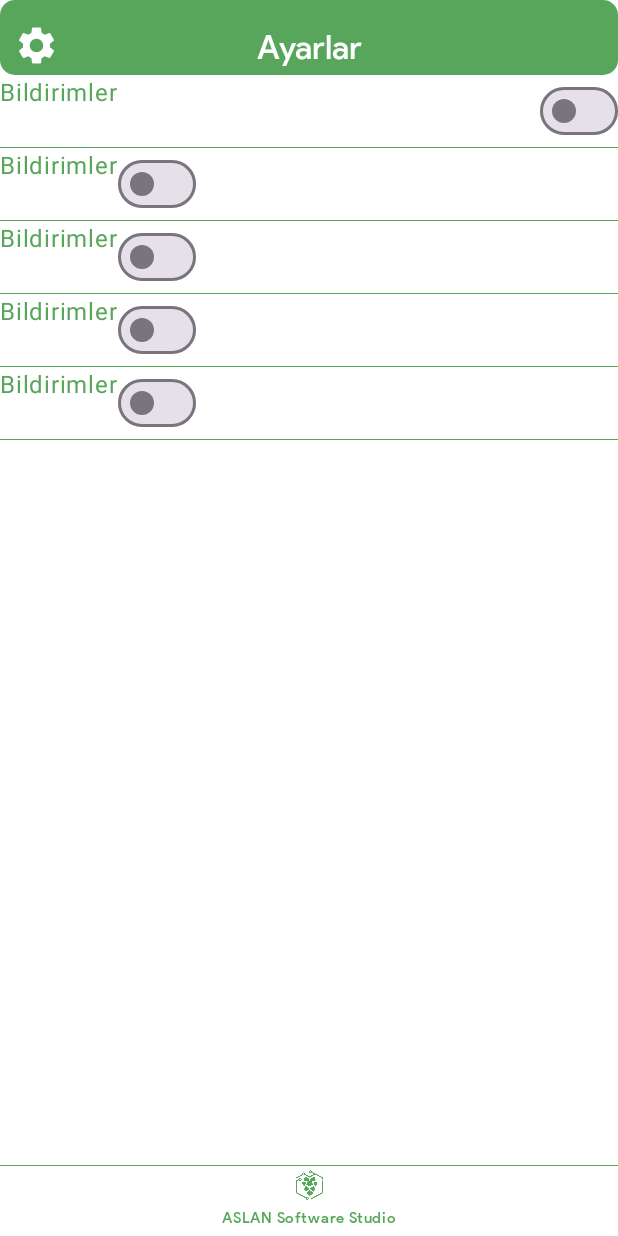
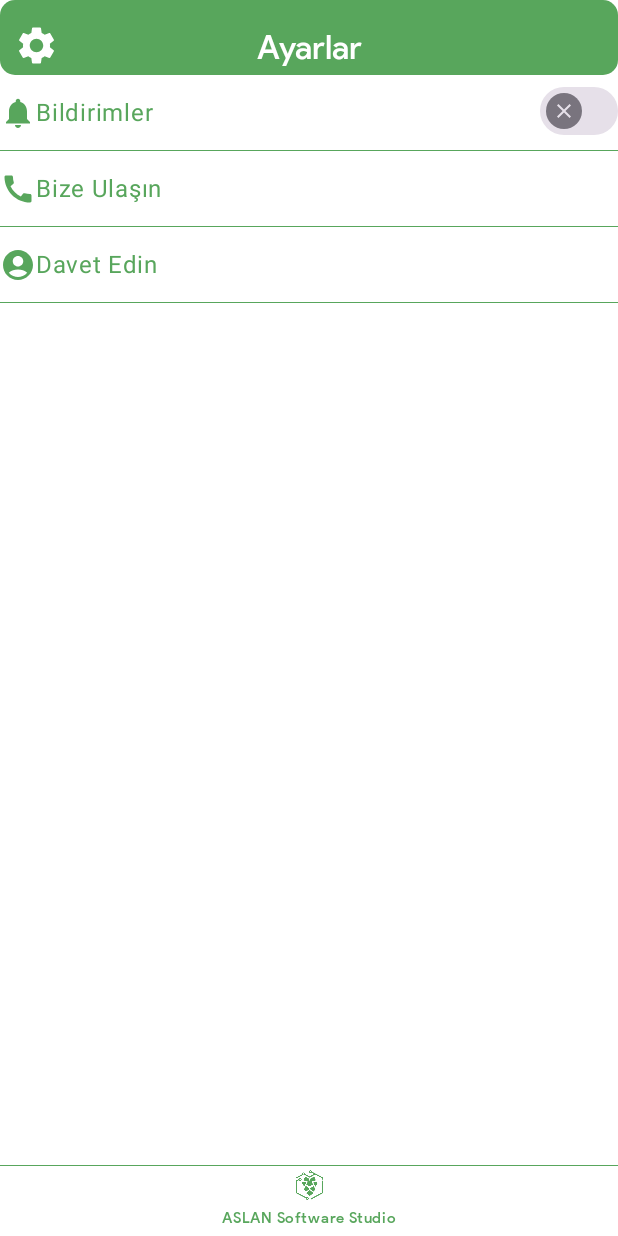
Before and after one commit to muminkayaaslan/gdscSocialMedia, an Android app built with Jetpack Compose: the composable Settings shown on its own in the app's theme, on a phone screen of 412 x 824 dp. Run offline under Robolectric (Android 15) with nearby library versions, the phone set to English and light mode, and no system bars.

Commit message:
Settings yapılıyor

```diff
--- a/app/src/main/java/com/aslansoft/deneme/MainActivity.kt
+++ b/app/src/main/java/com/aslansoft/deneme/MainActivity.kt
@@ -61,7 +61,7 @@ class MainActivity : ComponentActivity() {
 
                 val navController  = rememberNavController()
                 NavHost(navController = navController,
-                    startDestination = "splash_screen",
+                    startDestination = "setting_screen",
                     enterTransition = { fadeIn(animationSpec = tween(0)) /*+ slideIntoContainer(
                         AnimatedContentTransitionScope.SlideDirection.Start,tween(3000))*/},
                     exitTransition = { fadeOut(animationSpec = tween(0)) }){
--- a/app/src/main/java/com/aslansoft/deneme/views/Settings.kt
+++ b/app/src/main/java/com/aslansoft/deneme/views/Settings.kt
@@ -1,6 +1,7 @@
 package com.aslansoft.deneme.views
 
 import androidx.compose.foundation.Image
+import androidx.compose.foundation.clickable
 import androidx.compose.foundation.layout.Arrangement
 import androidx.compose.foundation.layout.Box
 import androidx.compose.foundation.layout.Column
@@ -14,6 +15,11 @@ import androidx.compose.foundation.layout.size
 import androidx.compose.foundation.lazy.LazyColumn
 import androidx.compose.foundation.shape.RoundedCornerShape
 import androidx.compose.material.icons.Icons
+import androidx.compose.material.icons.filled.AccountCircle
+import androidx.compose.material.icons.filled.Call
+import androidx.compose.material.icons.filled.Check
+import androidx.compose.material.icons.filled.Clear
+import androidx.compose.material.icons.filled.Notifications
 import androidx.compose.material.icons.filled.Settings
 import androidx.compose.material3.CenterAlignedTopAppBar
 import androidx.compose.material3.Divider
@@ -22,6 +28,7 @@ import androidx.compose.material3.Icon
 import androidx.compose.material3.MaterialTheme
 import androidx.compose.material3.Surface
 import androidx.compose.material3.Switch
+import androidx.compose.material3.SwitchDefaults
 import androidx.compose.material3.Text
 import androidx.compose.material3.TopAppBarDefaults
 import androidx.compose.material3.contentColorFor
@@ -31,6 +38,7 @@ import androidx.compose.runtime.remember
 import androidx.compose.ui.Alignment
 import androidx.compose.ui.Modifier
 import androidx.compose.ui.draw.clip
+import androidx.compose.ui.graphics.Color
 import androidx.compose.ui.graphics.ColorFilter
 import androidx.compose.ui.graphics.ImageBitmap
 import androidx.compose.ui.res.imageResource
@@ -80,14 +88,49 @@ fun Settings(navController: NavHostController) {
             val switchState = remember {
                 mutableStateOf(false)
             }
+
             LazyColumn{
                 item {
-                    Row (modifier = Modifier.fillMaxWidth()){
-                        Text(text = "Bildirimler")
+                    Row (modifier = Modifier
+                        .fillMaxWidth()
+                        .height(50.dp)
+                        .align(Alignment.CenterHorizontally)){
+                        Icon(modifier = Modifier
+                            .align(Alignment.CenterVertically)
+                           ,imageVector = Icons.Filled.Notifications, contentDescription = null )
+                        Text(modifier = Modifier
+                            .align(Alignment.CenterVertically)
+                            ,text = "Bildirimler")
                         Box(modifier = Modifier.fillMaxWidth(),contentAlignment = Alignment.CenterEnd){
                             Switch(checked = switchState.value, onCheckedChange = {
                                 switchState.value = it
-                            })
+                            },
+                                colors = SwitchDefaults.colors(
+                                    checkedBorderColor = Color.Transparent,
+                                    checkedIconColor = MaterialTheme.colorScheme.secondary,
+                                    uncheckedBorderColor = Color.Transparent,
+                                    checkedTrackColor = MaterialTheme.colorScheme.onPrimary,
+                                    checkedThumbColor = Color.Red
+
+                                ),
+                                thumbContent =if (switchState.value) {
+                                    {
+                                        Icon(
+                                            imageVector = Icons.Filled.Check,
+                                            contentDescription = null,
+                                            modifier = Modifier.size(SwitchDefaults.IconSize),
+                                        )
+                                    }
+                                } else {
+                                    {
+                                        Icon(
+                                            imageVector = Icons.Filled.Clear,
+                                            contentDescription = null,
+                                            modifier = Modifier.size(SwitchDefaults.IconSize),
+                                        )
+                                    }
+
+                                })
                         }
                     }
                     Divider(modifier = Modifier.fillMaxWidth(), thickness = 0.5.dp, color = MaterialTheme.colorScheme.onPrimary)
@@ -95,41 +138,37 @@ fun Settings(navController: NavHostController) {
 
 
 
-                item {     Row (modifier = Modifier.fillMaxWidth()){
-                    Text(text = "Bildirimler")
-                    Switch(checked = switchState.value, onCheckedChange = {
-                        switchState.value = it
-                    })
+                item {     Row (modifier = Modifier
+                    .fillMaxWidth()
+                    .height(50.dp)){
+                    Icon(modifier = Modifier
+                        .align(Alignment.CenterVertically),
+                        imageVector = Icons.Filled.Call, contentDescription = null)
+                    Text(modifier = Modifier
+                        .align(Alignment.CenterVertically)
+                        ,text = "Bize Ulaşın")
                 }
                     Divider(modifier = Modifier.fillMaxWidth(), thickness = 0.5.dp, color = MaterialTheme.colorScheme.onPrimary) }
 
 
 
-                item {     Row (modifier = Modifier.fillMaxWidth()){
-                    Text(text = "Bildirimler")
-                    Switch(checked = switchState.value, onCheckedChange = {
-                        switchState.value = it
-                    })
+                item {
+                    Row (modifier = Modifier
+                        .fillMaxWidth()
+                        .height(50.dp)){
+                    Icon(modifier = Modifier
+                        .align(Alignment.CenterVertically)
+                       ,imageVector = Icons.Filled.AccountCircle, contentDescription = null, tint = MaterialTheme.colorScheme.onPrimary )
+                    Text(modifier = Modifier
+                        .align(Alignment.CenterVertically)
+                        ,text = "Davet Edin")
+
                 }
                     Divider(modifier = Modifier.fillMaxWidth(), thickness = 0.5.dp, color = MaterialTheme.colorScheme.onPrimary) }
 
 
-                item {     Row (modifier = Modifier.fillMaxWidth()){
-                    Text(text = "Bildirimler")
-                    Switch(checked = switchState.value, onCheckedChange = {
-                        switchState.value = it
-                    })
-                }
-                    Divider(modifier = Modifier.fillMaxWidth(), thickness = 0.5.dp, color = MaterialTheme.colorScheme.onPrimary) }
 
 
-                item {     Row (modifier = Modifier.fillMaxWidth()){
-                    Text(text = "Bildirimler")
-                    Switch(checked = switchState.value, onCheckedChange = {
-                        switchState.value = it
-                    })
-                }
-                    Divider(modifier = Modifier.fillMaxWidth(), thickness = 0.5.dp, color = MaterialTheme.colorScheme.onPrimary) }
 
             }
             Column (modifier = Modifier.fillMaxSize(), verticalArrangement = Arrangement.Bottom, horizontalAlignment = Alignment.CenterHorizontally){
```
